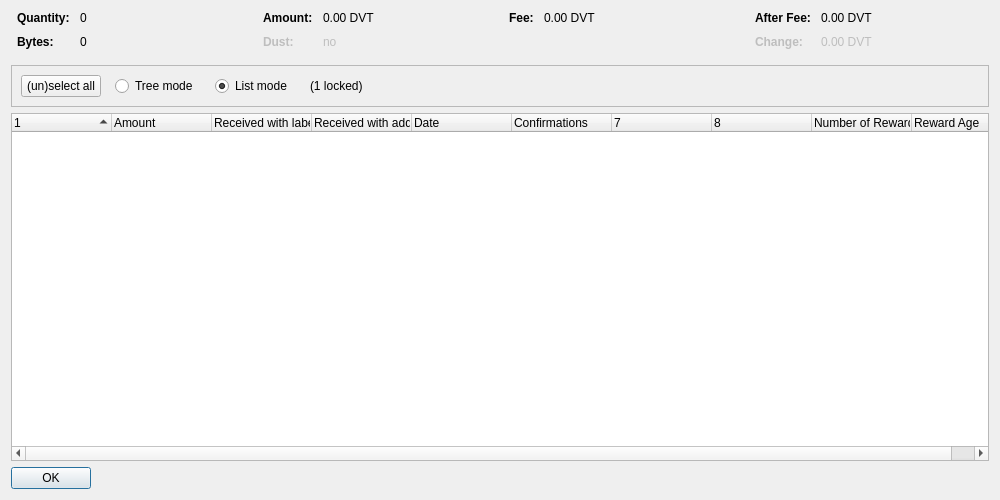
This is src/qt/forms/coincontroldialog.ui in devaultcrypto/devault as Qt 5 draws it before an edit. The edited form follows.
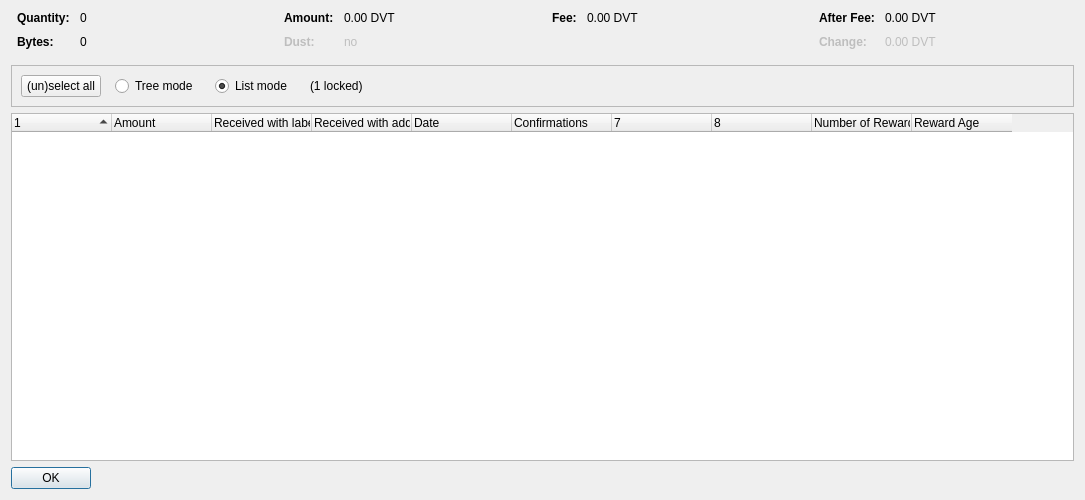
This is the edited form. Custom widgets are drawn as their Qt base class.

Commit message: coin control sizing

Patch:
```diff
--- a/src/qt/forms/coincontroldialog.ui
+++ b/src/qt/forms/coincontroldialog.ui
@@ -6,10 +6,22 @@
    <rect>
     <x>0</x>
     <y>0</y>
-    <width>1000</width>
+    <width>1085</width>
     <height>500</height>
    </rect>
   </property>
+  <property name="sizePolicy">
+   <sizepolicy hsizetype="Minimum" vsizetype="Preferred">
+    <horstretch>0</horstretch>
+    <verstretch>0</verstretch>
+   </sizepolicy>
+  </property>
+  <property name="minimumSize">
+   <size>
+    <width>1085</width>
+    <height>500</height>
+   </size>
+  </property>
   <property name="windowTitle">
    <string>Coin Selection</string>
   </property>
@@ -445,10 +457,12 @@
      </column>
      <column>
       <property name="text">
+       <string notr="true">7</string>
       </property>
      </column>
      <column>
       <property name="text">
+       <string notr="true">8</string>
       </property>
      </column>
      <column>
```
The commit also changes 1 other file.
